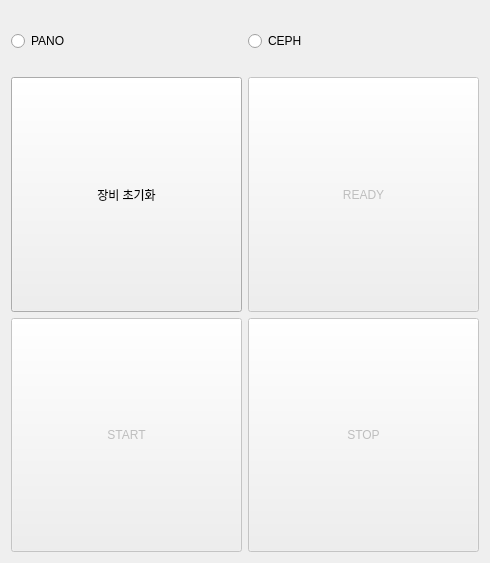
The window that Project/src/imaging/ImagingSW/controlpanel.ui (AndaCondaa/Dental_Imaging_SW_System) describes before a commit, drawn with Qt 5.
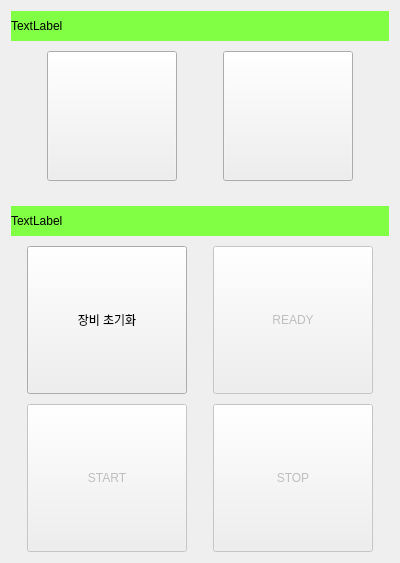
The same window after the commit. Icons and pictures are not drawn.

```diff
--- a/Project/src/imaging/ImagingSW/controlpanel.ui
+++ b/Project/src/imaging/ImagingSW/controlpanel.ui
@@ -6,31 +6,252 @@
    <rect>
     <x>0</x>
     <y>0</y>
-    <width>490</width>
+    <width>400</width>
     <height>563</height>
    </rect>
   </property>
+  <property name="sizePolicy">
+   <sizepolicy hsizetype="Fixed" vsizetype="Preferred">
+    <horstretch>0</horstretch>
+    <verstretch>0</verstretch>
+   </sizepolicy>
+  </property>
+  <property name="maximumSize">
+   <size>
+    <width>400</width>
+    <height>16777215</height>
+   </size>
+  </property>
   <property name="windowTitle">
    <string>Form</string>
   </property>
+  <layout class="QVBoxLayout" name="verticalLayout_3">
+   <property name="spacing">
+    <number>25</number>
+   </property>
+   <item>
+    <layout class="QVBoxLayout" name="verticalLayout_2">
+     <property name="spacing">
+      <number>10</number>
+     </property>
+     <item>
+      <widget class="QLabel" name="label">
+       <property name="minimumSize">
+        <size>
+         <width>0</width>
+         <height>30</height>
+        </size>
+       </property>
+       <property name="maximumSize">
+        <size>
+         <width>16777215</width>
+         <height>30</height>
+        </size>
+       </property>
+       <property name="styleSheet">
+        <string notr="true">background-color: rgb(128, 255, 69);</string>
+       </property>
+       <property name="text">
+        <string>TextLabel</string>
+       </property>
+      </widget>
+     </item>
+     <item>
+      <layout class="QHBoxLayout" name="horizontalLayout">
+       <item>
+        <widget class="QPushButton" name="panoButton">
+         <property name="enabled">
+          <bool>true</bool>
+         </property>
+         <property name="sizePolicy">
+          <sizepolicy hsizetype="Fixed" vsizetype="Fixed">
+           <horstretch>0</horstretch>
+           <verstretch>0</verstretch>
+          </sizepolicy>
+         </property>
+         <property name="minimumSize">
+          <size>
+           <width>130</width>
+           <height>130</height>
+          </size>
+         </property>
+         <property name="maximumSize">
+          <size>
+           <width>130</width>
+           <height>130</height>
+          </size>
+         </property>
+         <property name="autoFillBackground">
+          <bool>false</bool>
+         </property>
+         <property name="styleSheet">
+          <string notr="true"/>
+         </property>
+         <property name="text">
+          <string/>
+         </property>
+         <property name="icon">
+          <iconset>
+           <selectedoff>:/icon/pano.png</selectedoff>
+           <selectedon>:/icon/pano_clicked.png</selectedon>
+          </iconset>
+         </property>
+         <property name="iconSize">
+          <size>
+           <width>100</width>
+           <height>150</height>
+          </size>
+         </property>
+         <property name="checkable">
+          <bool>true</bool>
+         </property>
+         <property name="checked">
+          <bool>false</bool>
+         </property>
+        </widget>
+       </item>
+       <item>
+        <widget class="QPushButton" name="cephButton">
+         <property name="enabled">
+          <bool>true</bool>
+         </property>
+         <property name="sizePolicy">
+          <sizepolicy hsizetype="Fixed" vsizetype="Fixed">
+           <horstretch>0</horstretch>
+           <verstretch>0</verstretch>
+          </sizepolicy>
+         </property>
+         <property name="minimumSize">
+          <size>
+           <width>130</width>
+           <height>130</height>
+          </size>
+         </property>
+         <property name="maximumSize">
+          <size>
+           <width>130</width>
+           <height>130</height>
+          </size>
+         </property>
+         <property name="autoFillBackground">
+          <bool>false</bool>
+         </property>
+         <property name="styleSheet">
+          <string notr="true"/>
+         </property>
+         <property name="text">
+          <string/>
+         </property>
+         <property name="icon">
+          <iconset>
+           <selectedoff>:/icon/ceph.png</selectedoff>
+           <selectedon>:/icon/ceph_clicked.png</selectedon>
+          </iconset>
+         </property>
+         <property name="iconSize">
+          <size>
+           <width>100</width>
+           <height>150</height>
+          </size>
+         </property>
+         <property name="checkable">
+          <bool>true</bool>
+         </property>
+         <property name="checked">
+          <bool>false</bool>
+         </property>
+        </widget>
+       </item>
+      </layout>
+     </item>
+    </layout>
+   </item>
+   <item>
+    <layout class="QVBoxLayout" name="verticalLayout">
+     <property name="spacing">
+      <number>10</number>
+     </property>
+     <item>
+      <widget class="QLabel" name="label_2">
+       <property name="minimumSize">
+        <size>
+         <width>0</width>
+         <height>30</height>
+        </size>
+       </property>
+       <property name="maximumSize">
+        <size>
+         <width>16777215</width>
+         <height>30</height>
+        </size>
+       </property>
+       <property name="styleSheet">
+        <string notr="true">background-color: rgb(128, 255, 69);</string>
+       </property>
+       <property name="text">
+        <string>TextLabel</string>
+       </property>
+      </widget>
+     </item>
+     <item>
   <layout class="QGridLayout" name="gridLayout">
-   <item row="1" column="1">
+       <item row="0" column="0">
+        <widget class="QPushButton" name="resetButton">
+         <property name="enabled">
+          <bool>true</bool>
+         </property>
+         <property name="sizePolicy">
+          <sizepolicy hsizetype="Fixed" vsizetype="Expanding">
+           <horstretch>0</horstretch>
+           <verstretch>0</verstretch>
+          </sizepolicy>
+         </property>
+         <property name="minimumSize">
+          <size>
+           <width>160</width>
+           <height>90</height>
+          </size>
+         </property>
+         <property name="maximumSize">
+          <size>
+           <width>160</width>
+           <height>16777215</height>
+          </size>
+         </property>
+         <property name="styleSheet">
+          <string notr="true"/>
+         </property>
+         <property name="text">
+          <string>장비 초기화</string>
+         </property>
+         <property name="checkable">
+          <bool>false</bool>
+         </property>
+        </widget>
+       </item>
+       <item row="0" column="1">
     <widget class="QPushButton" name="readyButton">
      <property name="enabled">
       <bool>false</bool>
      </property>
      <property name="sizePolicy">
-      <sizepolicy hsizetype="Minimum" vsizetype="Minimum">
+          <sizepolicy hsizetype="Fixed" vsizetype="Expanding">
        <horstretch>0</horstretch>
        <verstretch>0</verstretch>
       </sizepolicy>
      </property>
      <property name="minimumSize">
       <size>
-       <width>150</width>
+           <width>160</width>
        <height>90</height>
       </size>
      </property>
+         <property name="maximumSize">
+          <size>
+           <width>160</width>
+           <height>16777215</height>
+          </size>
+         </property>
      <property name="text">
       <string>READY</string>
      </property>
@@ -42,148 +263,65 @@
      </property>
     </widget>
    </item>
-   <item row="0" column="1">
-    <widget class="QRadioButton" name="cephButton">
-     <property name="enabled">
-      <bool>true</bool>
-     </property>
-     <property name="sizePolicy">
-      <sizepolicy hsizetype="Minimum" vsizetype="Preferred">
-       <horstretch>0</horstretch>
-       <verstretch>0</verstretch>
-      </sizepolicy>
-     </property>
-     <property name="minimumSize">
-      <size>
-       <width>151</width>
-       <height>60</height>
-      </size>
-     </property>
-     <property name="maximumSize">
-      <size>
-       <width>16777215</width>
-       <height>60</height>
-      </size>
-     </property>
-     <property name="styleSheet">
-      <string notr="true">selection-color: rgb(48, 58, 255);</string>
-     </property>
-     <property name="text">
-      <string>CEPH</string>
-     </property>
-     <property name="checkable">
-      <bool>false</bool>
-     </property>
-     <property name="checked">
-      <bool>false</bool>
-     </property>
-    </widget>
-   </item>
-   <item row="2" column="1">
-    <widget class="QPushButton" name="stopButton">
-     <property name="enabled">
-      <bool>false</bool>
-     </property>
-     <property name="sizePolicy">
-      <sizepolicy hsizetype="Minimum" vsizetype="Minimum">
-       <horstretch>0</horstretch>
-       <verstretch>0</verstretch>
-      </sizepolicy>
-     </property>
-     <property name="minimumSize">
-      <size>
-       <width>150</width>
-       <height>90</height>
-      </size>
-     </property>
-     <property name="text">
-      <string>STOP</string>
-     </property>
-    </widget>
-   </item>
    <item row="1" column="0">
-    <widget class="QPushButton" name="resetButton">
-     <property name="enabled">
-      <bool>true</bool>
-     </property>
-     <property name="sizePolicy">
-      <sizepolicy hsizetype="Minimum" vsizetype="Minimum">
-       <horstretch>0</horstretch>
-       <verstretch>0</verstretch>
-      </sizepolicy>
-     </property>
-     <property name="minimumSize">
-      <size>
-       <width>150</width>
-       <height>90</height>
-      </size>
-     </property>
-     <property name="text">
-      <string>장비 초기화</string>
-     </property>
-     <property name="checkable">
-      <bool>false</bool>
-     </property>
-    </widget>
-   </item>
-   <item row="2" column="0">
     <widget class="QPushButton" name="startButton">
      <property name="enabled">
       <bool>false</bool>
      </property>
      <property name="sizePolicy">
-      <sizepolicy hsizetype="Minimum" vsizetype="Minimum">
+          <sizepolicy hsizetype="Fixed" vsizetype="Expanding">
        <horstretch>0</horstretch>
        <verstretch>0</verstretch>
       </sizepolicy>
      </property>
      <property name="minimumSize">
       <size>
-       <width>150</width>
+           <width>160</width>
        <height>90</height>
       </size>
      </property>
+         <property name="maximumSize">
+          <size>
+           <width>160</width>
+           <height>16777215</height>
+          </size>
+         </property>
      <property name="text">
       <string>START</string>
      </property>
     </widget>
    </item>
-   <item row="0" column="0">
-    <widget class="QRadioButton" name="panoButton">
+       <item row="1" column="1">
+        <widget class="QPushButton" name="stopButton">
      <property name="enabled">
-      <bool>true</bool>
+          <bool>false</bool>
      </property>
      <property name="sizePolicy">
-      <sizepolicy hsizetype="Minimum" vsizetype="Preferred">
+          <sizepolicy hsizetype="Fixed" vsizetype="Expanding">
        <horstretch>0</horstretch>
        <verstretch>0</verstretch>
       </sizepolicy>
      </property>
      <property name="minimumSize">
       <size>
-       <width>151</width>
-       <height>60</height>
+           <width>160</width>
+           <height>90</height>
       </size>
      </property>
      <property name="maximumSize">
       <size>
-       <width>16777215</width>
-       <height>60</height>
-      </size>
-     </property>
-     <property name="styleSheet">
-      <string notr="true"/>
-     </property>
+           <width>160</width>
+           <height>16777215</height>
+          </size>
+         </property>
      <property name="text">
-      <string>PANO</string>
-     </property>
-     <property name="checkable">
-      <bool>false</bool>
-     </property>
-     <property name="checked">
-      <bool>false</bool>
-     </property>
-    </widget>
+          <string>STOP</string>
+         </property>
+        </widget>
+       </item>
+      </layout>
+     </item>
+    </layout>
    </item>
   </layout>
  </widget>
```
Lines whose indentation alone changed are shown as unchanged.
